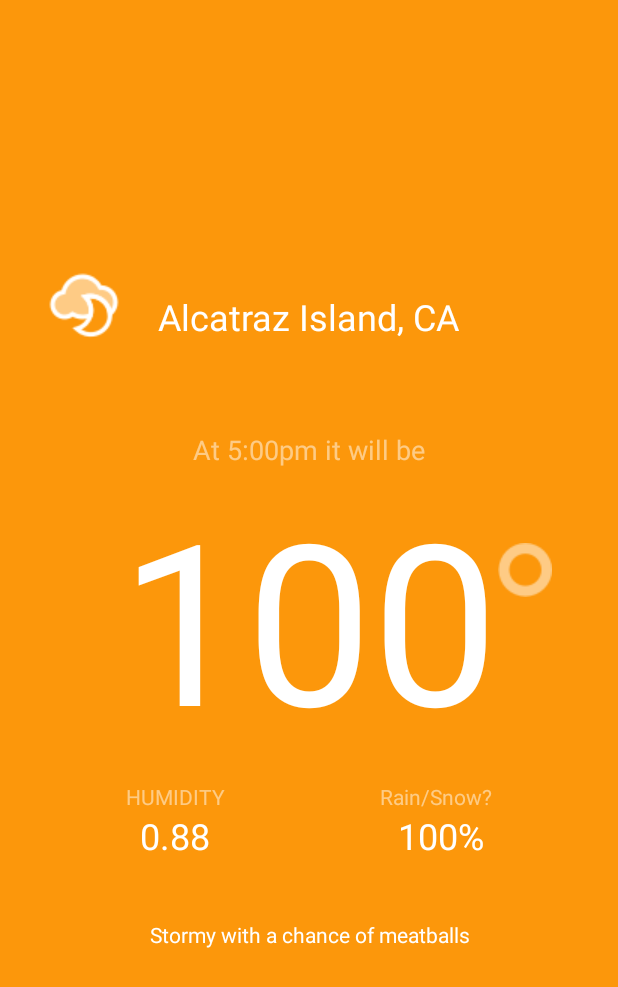
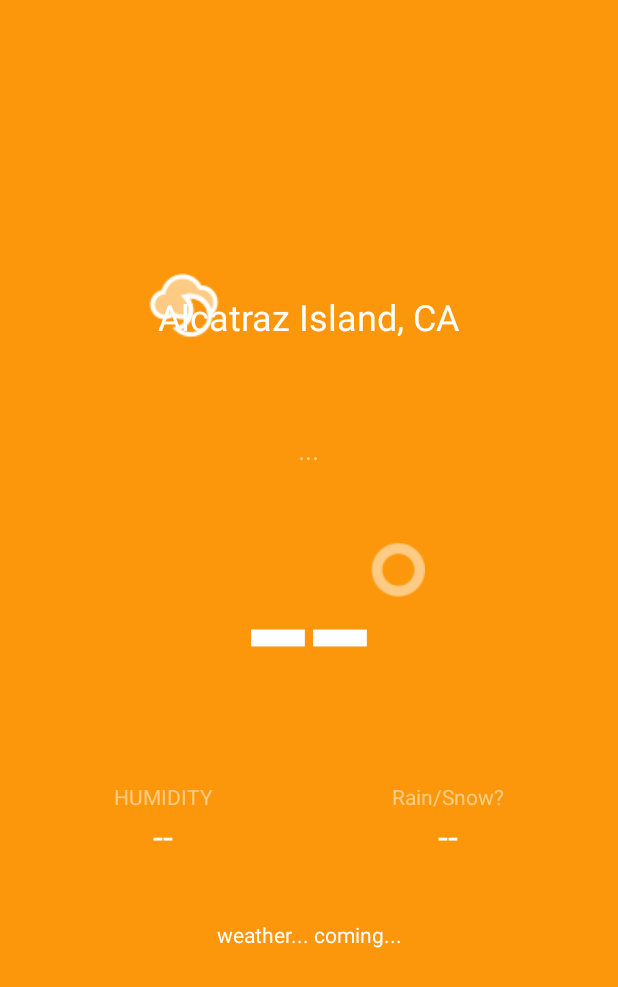
Before and after one commit to MaggieONeill/StormyApp, an Android app: the screen it shows after launch (MainActivity), on a phone screen of 412 x 824 dp. Shown: the top 987 px of the screen. Run offline under Robolectric (Android 15) with nearby library versions, the phone set to English and light mode, and no system bars; our stand-ins replace ButterKnife; libraries missing offline, so code that uses them is left out: com.squareup.okhttp; 4 statements that could not run were skipped.

Commit message:
replaced space holders with generic dashes,

```diff
--- a/app/src/main/java/com/example/guest/stormyapp/MainActivity.java
+++ b/app/src/main/java/com/example/guest/stormyapp/MainActivity.java
@@ -1,6 +1,7 @@
 package com.example.guest.stormyapp;
 
 import android.content.Context;
+import android.graphics.drawable.Drawable;
 import android.net.ConnectivityManager;
 import android.net.NetworkInfo;
 import android.support.v7.app.AppCompatActivity;
@@ -109,6 +110,10 @@ public class MainActivity extends AppCompatActivity {
         mTimeLabel.setText("At " + mCurrentWeather.getFormattedTime() + " it will be");
         mHumidityValue.setText(mCurrentWeather.getHumidity() + "");
         mPrecipValue.setText(mCurrentWeather.getPrecipChance() + "%");
+        mSummaryLabel.setText(mCurrentWeather.getSummary());
+
+        Drawable drawable = getResources().getDrawable(mCurrentWeather.getIconId());
+        mIconImageView.setImageDrawable(drawable);
     }
 
     private CurrentWeather getCurrentDetails(String jsonData) throws JSONException {
--- a/app/src/main/res/layout/activity_main.xml
+++ b/app/src/main/res/layout/activity_main.xml
@@ -14,7 +14,7 @@
     <TextView
         android:layout_width="wrap_content"
         android:layout_height="wrap_content"
-        android:text="100"
+        android:text="--"
         android:id="@+id/temperatureLabel"
         android:layout_centerVertical="true"
         android:layout_centerHorizontal="true"
@@ -34,7 +34,7 @@
     <TextView
         android:layout_width="wrap_content"
         android:layout_height="wrap_content"
-        android:text="At 5:00pm it will be"
+        android:text="..."
         android:id="@+id/timeLabel"
         android:layout_above="@+id/degreeImageView"
         android:layout_centerHorizontal="true"
@@ -59,7 +59,8 @@
         android:layout_alignBottom="@+id/locationLabel"
         android:layout_toLeftOf="@+id/temperatureLabel"
         android:layout_toStartOf="@+id/temperatureLabel"
-        android:src="@drawable/cloudy_night"/>
+        android:src="@drawable/cloudy_night"
+        android:layout_marginRight="18dp"/>
 
     <LinearLayout
         android:orientation="horizontal"
@@ -87,7 +88,7 @@
             <TextView
                 android:layout_width="match_parent"
                 android:layout_height="wrap_content"
-                android:text="0.88"
+                android:text="--"
                 android:id="@+id/humidityValue"
                 android:textColor="@android:color/white"
                 android:textSize="24sp"
@@ -111,7 +112,7 @@
             <TextView
                 android:layout_width="match_parent"
                 android:layout_height="match_parent"
-                android:text=" 100%"
+                android:text="--"
                 android:id="@+id/precipValue"
                 android:textColor="@android:color/white"
                 android:textSize="24sp"
@@ -122,7 +123,7 @@
     <TextView
         android:layout_width="match_parent"
         android:layout_height="wrap_content"
-        android:text="Stormy with a chance of meatballs"
+        android:text="weather... coming..."
         android:id="@+id/summaryLabel"
         android:layout_below="@+id/linearLayout"
         android:layout_centerHorizontal="true"
--- a/app/src/main/res/values/dimens.xml
+++ b/app/src/main/res/values/dimens.xml
@@ -1,5 +1,5 @@
 <resources>
     <!-- Default screen margins, per the Android Design guidelines. -->
-    <dimen name="activity_horizontal_margin">32dp</dimen>
-    <dimen name="activity_vertical_margin">32dp</dimen>
+    <dimen name="activity_horizontal_margin">16dp</dimen>
+    <dimen name="activity_vertical_margin">16dp</dimen>
 </resources>
```
